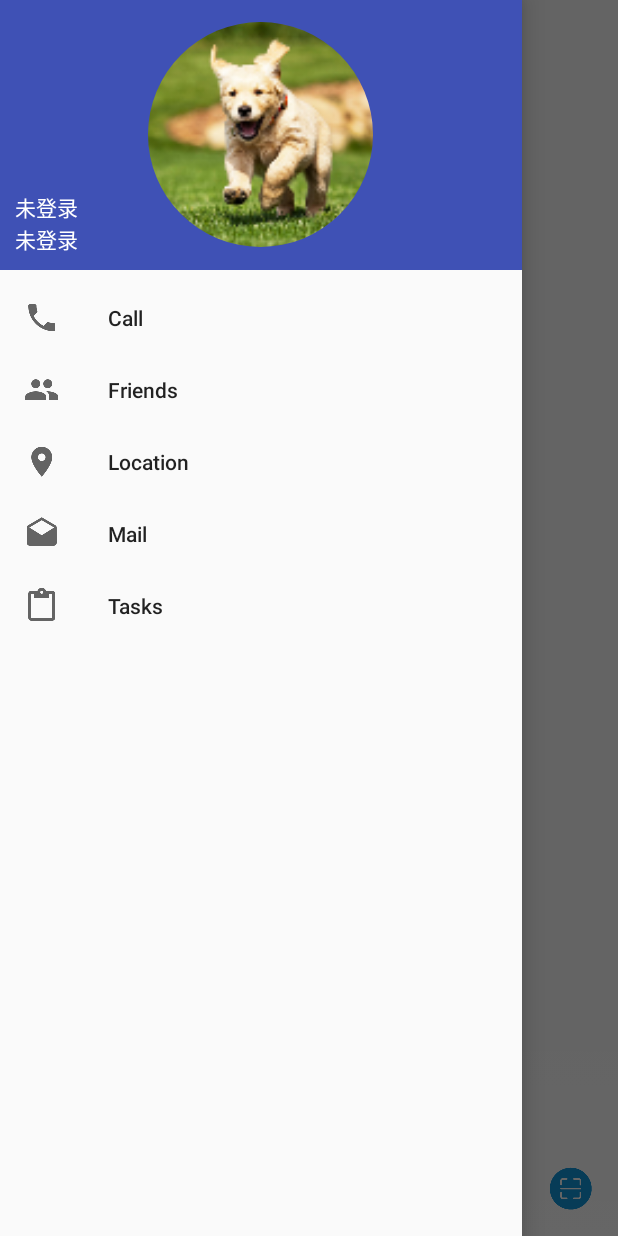
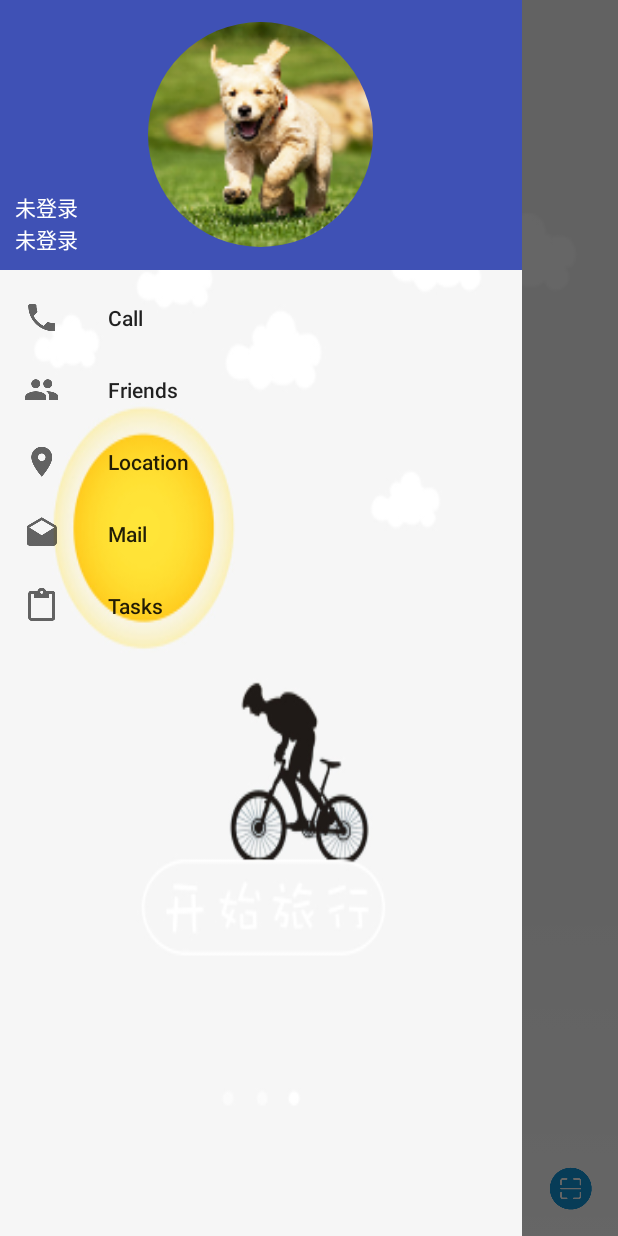
Before and after one commit to greatgeek/DreamBikeOne, an Android app: the screen it shows after launch (MainActivity), with the side drawer open, on a phone screen of 412 x 824 dp. Run offline under Robolectric (Android 15) with nearby library versions, the phone set to English and light mode, and no system bars; our stand-ins replace CircleImageView; libraries missing offline, so code that uses them is left out: com.amap.api, com.uuzuche.lib_zxing; plain views replace MapView; 14 statements that could not run were skipped.

Commit message:
A new Splash

```diff
--- a/app/src/main/java/com/panghui/dreambike/SplashActivity.java
+++ /dev/null
@@ -1,24 +0,0 @@
-package com.panghui.dreambike;
-
-import android.content.Intent;
-import android.os.Handler;
-import android.support.v7.app.AppCompatActivity;
-import android.os.Bundle;
-
-public class SplashActivity extends AppCompatActivity {
-
-    @Override
-    protected void onCreate(Bundle savedInstanceState) {
-        super.onCreate(savedInstanceState);
-        setContentView(R.layout.activity_splash);
-        Handler handler=new Handler();
-        handler.postDelayed(new Runnable() {
-            @Override
-            public void run() {
-                Intent intent=new Intent(SplashActivity.this,MainActivity.class);
-                startActivity(intent);
-                finish();
-            }
-        },2000);
-    }
-}
--- a/app/src/main/res/values/styles.xml
+++ b/app/src/main/res/values/styles.xml
@@ -17,5 +17,9 @@
         <item name="android:windowFullscreen">true</item>
         <item name="android:windowContentOverlay">@null</item>
     </style>
+    <!--用户自定义启动页的theme-->
+    <style name="AppTheme.customTheme" parent="AppTheme">
+        <item name="android:windowBackground">@drawable/splash</item>
+    </style>
 
 </resources>
```
Also changed, not shown: app/src/main/AndroidManifest.xml (+6 -8 lines), app/src/main/res/layout/activity_splash.xml (deleted, +0 -14 lines).
